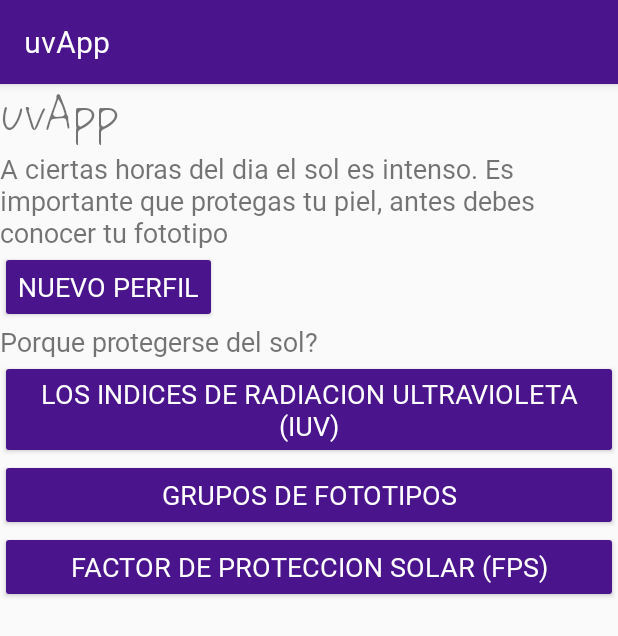
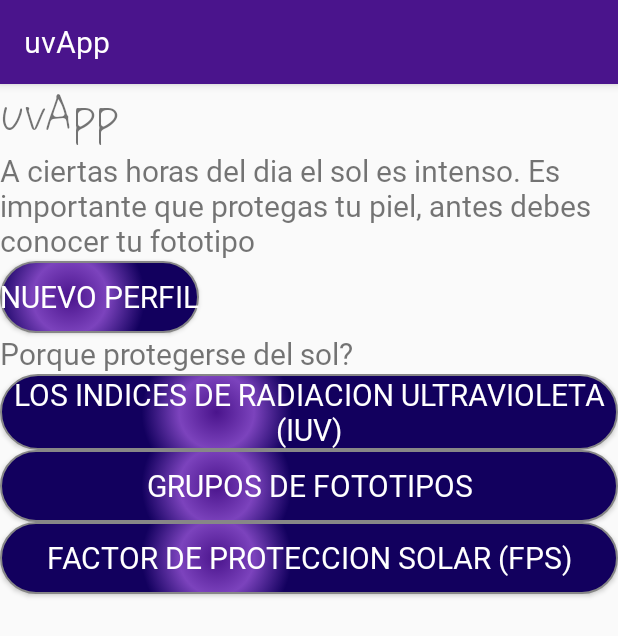
Before and after one commit to sn94/uvApp, an Android app: the screen it shows after launch (Inicio), on a phone screen of 412 x 824 dp. Shown: the top 636 px of the screen. Run offline under Robolectric (Android 15) with nearby library versions, the phone set to English and light mode, and no system bars.

Commit message:
gui details

```diff
--- a/app/src/main/AndroidManifest.xml
+++ b/app/src/main/AndroidManifest.xml
@@ -2,6 +2,7 @@
 <manifest xmlns:android="http://schemas.android.com/apk/res/android"
     package="com.example.sonia.uvapp">
 
+    <uses-permission android:name="android.permission.ACCESS_NETWORK_STATE" />♠
     <uses-permission android:name="android.permission.WRITE_EXTERNAL_STORAGE" />
     <uses-permission android:name="android.permission.BLUETOOTH" />
     <uses-permission android:name="android.permission.BLUETOOTH_ADMIN" />
--- a/app/src/main/res/drawable/botones.xml
+++ b/app/src/main/res/drawable/botones_normal.xml
@@ -1,4 +1,5 @@
 <?xml version="1.0" encoding="utf-8"?>
+
 <shape xmlns:android="http://schemas.android.com/apk/res/android" android:shape="rectangle" >
     <corners
         android:radius="28dp"
@@ -6,10 +7,11 @@
     <gradient
         android:angle="100"
         android:centerX="35%"
-        android:centerColor="#ff7c43bd"
-        android:startColor="#ff12005e"
-        android:endColor="#ff12005e"
-        android:type="linear"
+        android:centerColor="@color/primaryLightColor"
+        android:startColor="@color/primaryColor"
+        android:endColor="@color/primaryDarkColor"
+        android:type="radial"
+        android:gradientRadius="50dp"
         />
     <padding
         android:left="0dp"
@@ -21,4 +23,6 @@
         android:width="1dp"
         android:color="#878787"
         />
+
+
 </shape>
--- /dev/null
+++ b/app/src/main/res/drawable/botones_pressed_.xml
@@ -0,0 +1,28 @@
+<?xml version="1.0" encoding="utf-8"?>
+
+<shape xmlns:android="http://schemas.android.com/apk/res/android" android:shape="rectangle" >
+    <corners
+        android:radius="28dp"
+        />
+    <gradient
+        android:angle="100"
+        android:centerX="35%"
+        android:centerColor="#fff"
+        android:startColor="@color/primaryColor"
+        android:endColor="@color/primaryLightColor"
+        android:type="radial"
+        android:gradientRadius="50dp"
+        />
+    <padding
+        android:left="0dp"
+        android:top="0dp"
+        android:right="0dp"
+        android:bottom="0dp"
+        />
+    <stroke
+        android:width="1dp"
+        android:color="#878787"
+        />
+
+
+</shape>
--- /dev/null
+++ b/app/src/main/res/drawable/botones_selector.xml
@@ -0,0 +1,8 @@
+<?xml version="1.0" encoding="utf-8"?>
+<selector xmlns:android="http://schemas.android.com/apk/res/android">
+
+  <item android:state_pressed="true"   android:drawable="@drawable/botones_pressed_"/> <!-- pressed -->
+  <!-- <item android:state_focused="true" android:drawable="@color/button_focused"/>  focused -->
+  <item android:drawable="@drawable/botones_normal"/>
+
+</selector>
--- a/app/src/main/res/layout/activity_fototipo_main.xml
+++ b/app/src/main/res/layout/activity_fototipo_main.xml
@@ -12,6 +12,7 @@
         <EditText
             android:layout_width="match_parent"
             android:layout_height="wrap_content"
+            android:hint="Tu nickname"
             android:id="@+id/fm_nick"/>
 
         <TextView
--- a/app/src/main/res/values/colors.xml
+++ b/app/src/main/res/values/colors.xml
@@ -15,5 +15,8 @@
     <color name="iuv_extremo">#aa00ff</color>
 
 
+    <color name="button_normal"> #7B1FA2 </color>
+    <color name="button_pressed">#E1BEE7</color>
+    <color name="button_focused"> #7C4DFF</color>
 
 </resources>
--- a/app/src/main/res/values/styles.xml
+++ b/app/src/main/res/values/styles.xml
@@ -4,10 +4,18 @@
 
 
     <style name="boton" parent="Widget.AppCompat.Button">
-
-        <item name="android:background">@drawable/botones</item>
+        <item name="android:background">@drawable/botones_selector</item>
+        <item name="android:textColor">@color/primaryTextColor</item>
     </style>
 
+    <style name="edittexto" parent="Widget.AppCompat.EditText">
+        <item name="android:radius">15dp</item>
+        <item name="android:textColor">#000033</item>
+        <item name="android:textSize"> 25dp</item>
+        <item name="android:fontFamily"> @font/general</item>
+        <item name="android:background">#ffeeee</item>
+        <item name="android:padding">10dp</item>
+    </style>
 
 
     <!-- Base application theme. -->
@@ -16,10 +24,13 @@
         <item name="colorPrimary">@color/primaryColor</item>
         <item name="colorPrimaryDark">@color/primaryDarkColor</item>
         <item name="colorAccent">@color/colorAccent</item>
-        <item name="android:textColorPrimary">@color/primaryTextColor</item>
-        <item name="android:textSize"> 18dp</item>
+
+        <item name="android:textSize"> 20dp</item>
         <item name="android:fontFamily"> @font/general</item>
-        <item name="colorButtonNormal">@color/primaryColor</item>
+        <item name="buttonStyle">@style/boton</item>
+        <item name="editTextStyle">@style/edittexto</item>
+
+
 
     </style>
 
```
Also changed, not shown: app/src/main/java/com/example/sonia/uvapp/Fototipo/Fototipo_questions.java (+24 -13 lines), app/src/main/java/com/example/sonia/uvapp/Fototipo/Fototipo_result.java (+22 -22 lines), app/src/main/java/com/example/sonia/uvapp/Fototipo/Fototipo_visual_test.java (+15 -3 lines), app/src/main/java/com/example/sonia/uvapp/retrofits/Cliente.java (+7 -1 lines), app/src/main/res/drawable-v24/botones_pressed.xml (added, +28 -0 lines).
